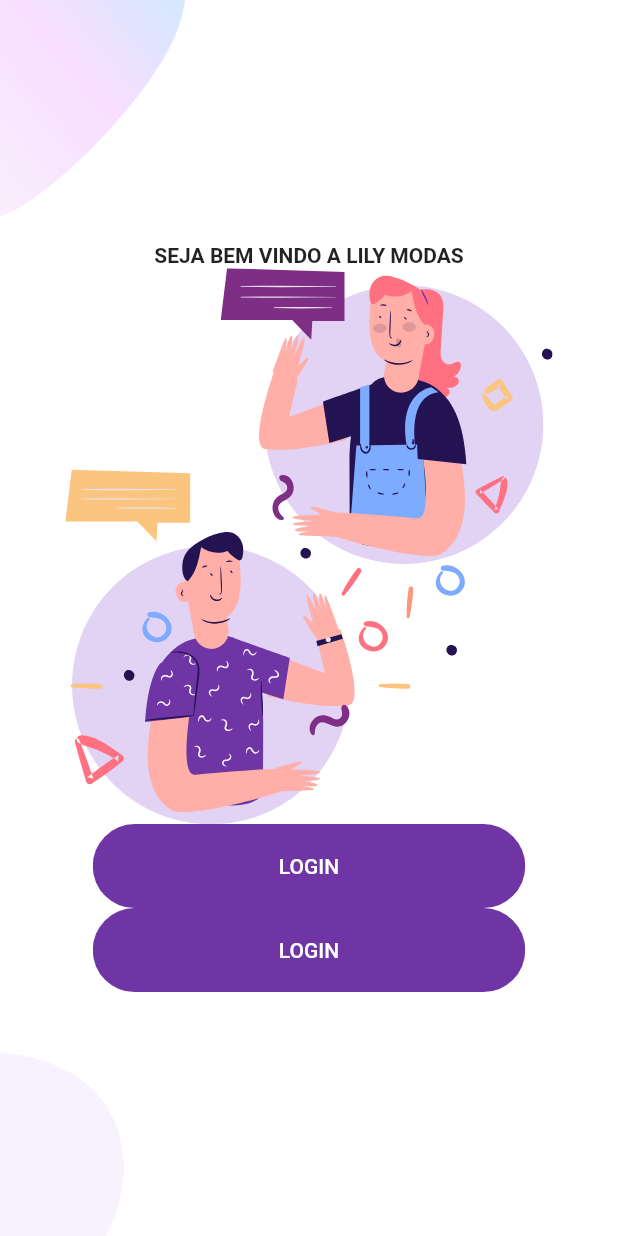
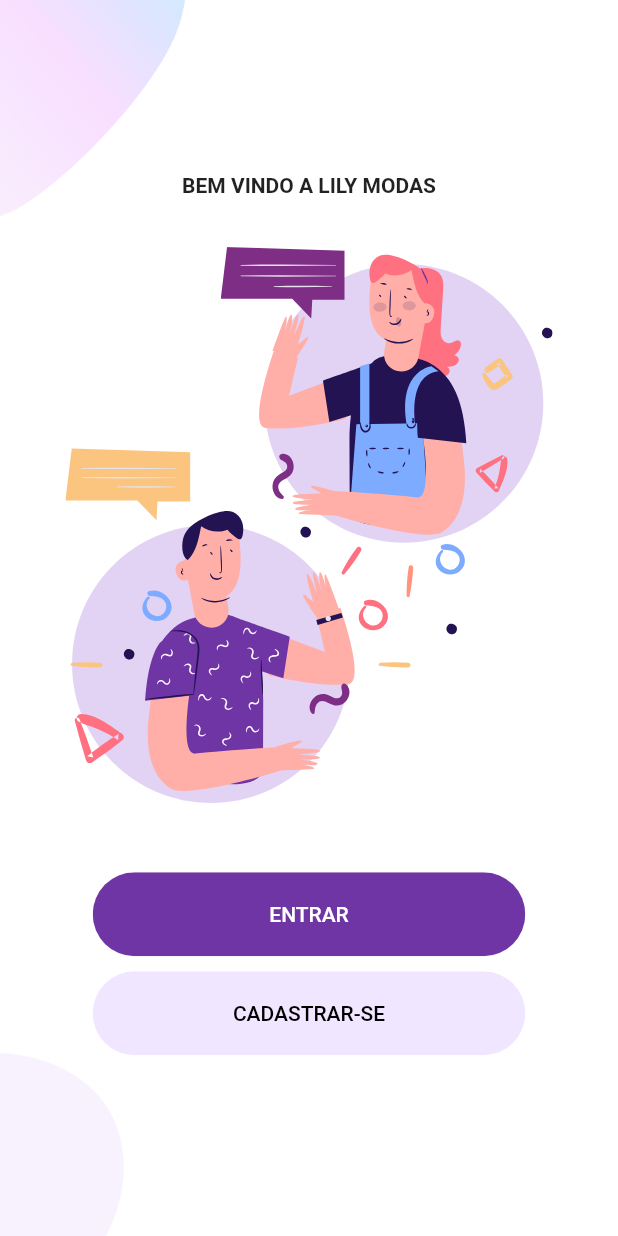
Before and after one commit to gilvanhenriqued/welcome_ui_flutter, a Flutter app: the screen it shows after launch, on a phone screen of 412 x 824 dp. Run offline on Flutter 3.47's test engine with Material 2 defaults, Android fonts, the phone set to English and light mode, and no system bars; our stand-ins replace flutter_svg.

Commit message:
welcome page done

```diff
--- a/lib/components/rounded_button.dart
+++ b/lib/components/rounded_button.dart
@@ -20,6 +20,7 @@ class RoundedButton extends StatelessWidget {
     Size sizeScreen = MediaQuery.of(context).size;
 
     return Container(
+      margin: EdgeInsets.symmetric(vertical: 5),
       width: sizeScreen.width * 0.7,
       child: ClipRRect(
         borderRadius: BorderRadius.circular(29),
--- a/lib/pages/Welcome/components/body.dart
+++ b/lib/pages/Welcome/components/body.dart
@@ -11,32 +11,38 @@ class Body extends StatelessWidget {
     Size sizeScreen = MediaQuery.of(context).size;
 
     return Background(
+      child: SingleChildScrollView(
         child: Column(
           mainAxisAlignment: MainAxisAlignment.center,
           children: <Widget>[
             Text(
-            "SEJA BEM VINDO A LILY MODAS",
+              "BEM VINDO A LILY MODAS",
               style: TextStyle(
                 fontWeight: FontWeight.bold,
               ),
             ),
+            SizedBox(height: sizeScreen.height * 0.04,),
             SvgPicture.asset(
               'assets/icons/chat.svg',
               height: sizeScreen.height * 0.45,
             ),
+            SizedBox(height: sizeScreen.height * 0.05,),
             RoundedButton(
-            text: "LOGIN",
+              text: "ENTRAR",
               pressFunction: (){
 
               },
             ),
             RoundedButton(
-            text: "LOGIN",
+              text: "CADASTRAR-SE",
+              color: kPrimaryLightColor,
+              textColor: Colors.black,
               pressFunction: (){
 
               },
             ),
           ],
+        ),
       )
     );
   }
```
Lines whose indentation alone changed are shown as unchanged.
